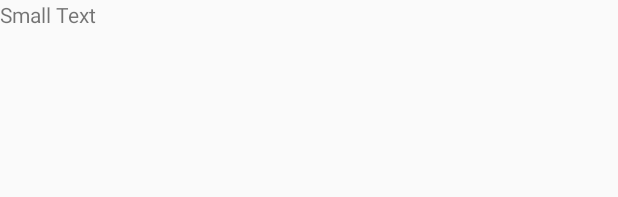
After one commit to StanislavSobol/News4PDA, an Android app: the layout detailed_new_text_content.xml on its own in the app's theme, with its tools: preview values and no code run, on a phone screen of 412 x 824 dp. The commit adds this screen. Shown: the top 197 px of the screen. Run offline under Robolectric (Android 15) with nearby library versions, the phone set to English and light mode, and no system bars.

Commit message:
The first content in the detailed new activity

```diff
--- a/app/src/main/AndroidManifest.xml
+++ b/app/src/main/AndroidManifest.xml
@@ -27,7 +27,8 @@
         <activity
             android:name=".DetailedNewScrollingActivity"
             android:label="@string/title_activity_detailed_new_scrolling"
-            android:theme="@style/AppTheme.NoActionBar"></activity>
+            android:configChanges="keyboardHidden|orientation|screenSize"
+            android:theme="@style/AppTheme.NoActionBar"/>
     </application>
 
 </manifest>
--- a/app/src/main/java/com/gmal/sobol/i/stanislav/news4pda/parser/Parser4PDAViewable.java
+++ b/app/src/main/java/com/gmal/sobol/i/stanislav/news4pda/parser/Parser4PDAViewable.java
@@ -7,4 +7,5 @@ public interface Parser4PDAViewable {
     void parseNewsPage(int number, CallbackBundle callbackBundle);
     NewsItemDTO getParsedNewsData();
     void parseDetailedNew(String url, CallbackBundle callbackBundle);
+    DetailedNewDTO getParsedDetailedNewData();
 }
--- /dev/null
+++ b/app/src/main/res/layout/detailed_new_text_content.xml
@@ -0,0 +1,19 @@
+<?xml version="1.0" encoding="utf-8"?>
+<LinearLayout xmlns:android="http://schemas.android.com/apk/res/android"
+    android:layout_width="match_parent"
+    android:layout_height="wrap_content"
+    android:orientation="vertical">
+
+    <RelativeLayout
+        android:layout_width="match_parent"
+        android:layout_height="wrap_content">
+
+        <TextView
+            android:layout_width="wrap_content"
+            android:layout_height="wrap_content"
+            android:textAppearance="?android:attr/textAppearanceSmall"
+            android:text="Small Text"
+            android:id="@+id/detailedNewContentTextView" />
+    </RelativeLayout>
+
+</LinearLayout>
```
Also changed, not shown: app/src/main/java/com/gmal/sobol/i/stanislav/news4pda/DetailedNewScrollingActivity.java (+48 -0 lines), app/src/main/java/com/gmal/sobol/i/stanislav/news4pda/parser/DetailedNewDTO.java (+14 -5 lines), app/src/main/java/com/gmal/sobol/i/stanislav/news4pda/parser/Parser4PDA.java (+16 -6 lines), app/src/main/res/layout/content_detailed_new_scrolling.xml (+1 -24 lines).
